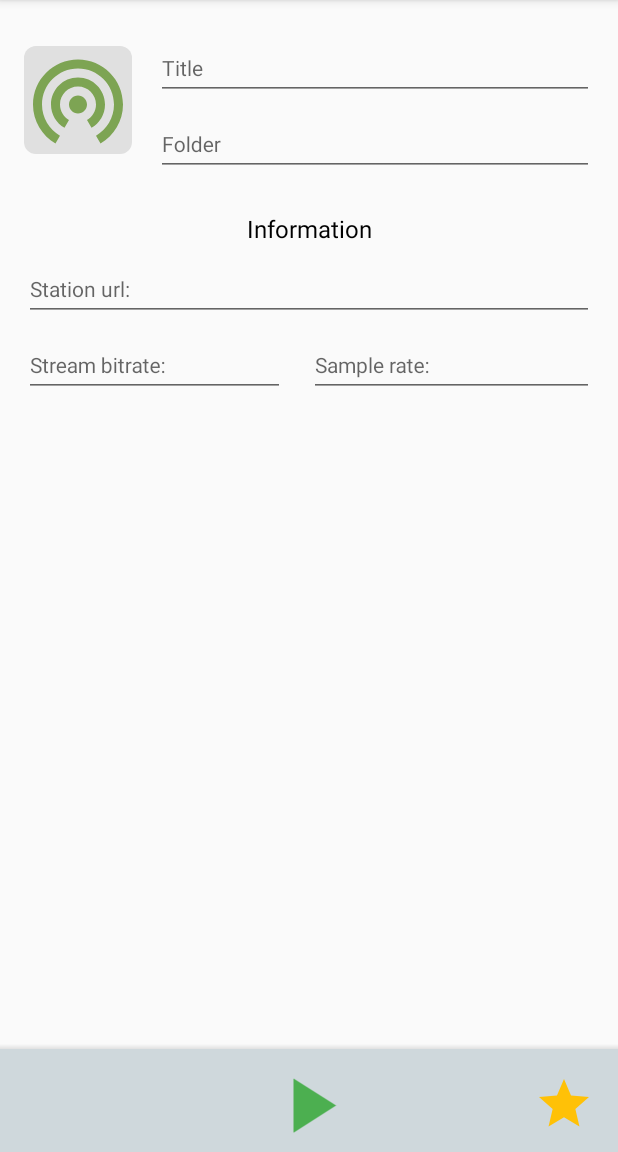
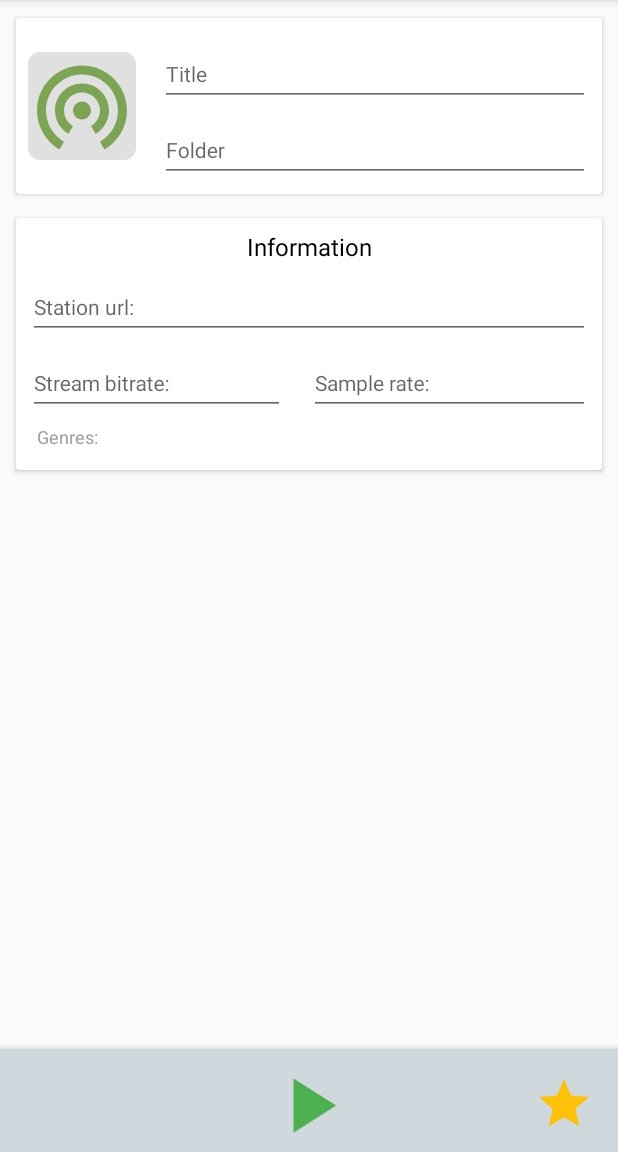
Before and after one commit to VladimirMi/InternetRadioPlayer, an Android app: the fragment StationFragment placed in its activity, on a phone screen of 412 x 824 dp, the part 84-1236 px from its top. Run offline under Robolectric (Android 15) with nearby library versions, the phone set to English and light mode, and no system bars; our stand-ins replace FlexboxLayout, Timber; libraries missing offline, so code that uses them is left out: com.arellomobile.mvp, ru.terrakok.cicerone; 3 statements that could not run were skipped.

Commit message:
adding genres to layout

```diff
--- a/app/build.gradle
+++ b/app/build.gradle
@@ -58,6 +58,7 @@ dependencies {
     compile 'com.android.support:design:' + SUPPORT_LIBRARY_VERSION
     compile 'com.android.support:cardview-v7:' + SUPPORT_LIBRARY_VERSION
     compile 'com.android.support.constraint:constraint-layout:1.0.2'
+    compile 'com.google.android:flexbox:0.3.1'
     //Rx
     compile 'io.reactivex.rxjava2:rxandroid:2.0.1'
     compile 'io.reactivex.rxjava2:rxjava:' + RXJAVA_VERSION
--- a/app/src/main/java/io/github/vladimirmi/radius/extensions/ContextExtensions.kt
+++ b/app/src/main/java/io/github/vladimirmi/radius/extensions/ContextExtensions.kt
@@ -43,6 +43,7 @@ fun Context.getIconTextColors(char: Char): Pair<Int, Int> {
     return Pair(textColors[colorIdx], bgColors[colorIdx])
 }
 
+//todo int.dp
 val Context.dp get() = getDisplayMetrics().density.toInt()
 
 val Context.sp get() = getDisplayMetrics().scaledDensity.toInt()
--- a/app/src/main/java/io/github/vladimirmi/radius/ui/mediaList/ItemSwipeCallback.kt
+++ b/app/src/main/java/io/github/vladimirmi/radius/ui/mediaList/ItemSwipeCallback.kt
@@ -26,7 +26,7 @@ abstract class ItemSwipeCallback(context: Context,
     private val rightIcon = ContextCompat.getDrawable(context, R.drawable.ic_delete)
     private val leftIcon = ContextCompat.getDrawable(context, R.drawable.ic_edit)
     private val rightColor = ContextCompat.getColor(context, R.color.deep_orange_500)
-    private val leftColor = ContextCompat.getColor(context, R.color.secondaryDarkColor)
+    private val leftColor = ContextCompat.getColor(context, R.color.accentColor)
     private val rightText = context.getString(R.string.remove).toUpperCase()
     private val leftText = context.getString(R.string.show).toUpperCase()
     private val rightShadow = ContextCompat.getDrawable(context, R.drawable.shadow_swipe)
--- a/app/src/main/java/io/github/vladimirmi/radius/ui/station/StationFragment.kt
+++ b/app/src/main/java/io/github/vladimirmi/radius/ui/station/StationFragment.kt
@@ -10,9 +10,11 @@ import io.github.vladimirmi.radius.di.Scopes
 import io.github.vladimirmi.radius.model.entity.Station
 import io.github.vladimirmi.radius.presentation.station.StationPresenter
 import io.github.vladimirmi.radius.presentation.station.StationView
+import io.github.vladimirmi.radius.ui.TagView
 import io.github.vladimirmi.radius.ui.base.BaseFragment
 import kotlinx.android.synthetic.main.fragment_station.*
 import kotlinx.android.synthetic.main.part_station_info.*
+import timber.log.Timber
 import toothpick.Toothpick
 
 /**
@@ -46,6 +48,7 @@ class StationFragment : BaseFragment(), StationView {
     }
 
     override fun setStation(station: Station) {
+        Timber.e("setStation: $station")
         title.setTextWithoutAnimation(station.title)
         group.setTextWithoutAnimation(station.group)
         station.url?.let { url.setTextWithoutAnimation(it) } ?: url.remove()
@@ -53,6 +56,8 @@ class StationFragment : BaseFragment(), StationView {
                 ?: bitrate.setTextWithoutAnimation("n/a")
         station.source?.toString()?.let { sample.setTextWithoutAnimation(it + "Hz") }
                 ?: sample.setTextWithoutAnimation("n/a")
+
+        station.genre.forEach { flex_box.addView(TagView(context, it, null)) }
     }
 }
 
--- a/app/src/main/res/drawable/ic_radius.xml
+++ b/app/src/main/res/drawable/ic_radius.xml
@@ -4,6 +4,6 @@
         android:viewportWidth="24.0"
         android:viewportHeight="24.0">
     <path
-        android:fillColor="@color/secondaryDarkColor"
+        android:fillColor="@color/accentColor"
         android:pathData="M12,11c-1.1,0 -2,0.9 -2,2s0.9,2 2,2 2,-0.9 2,-2 -0.9,-2 -2,-2zM18,13c0,-3.31 -2.69,-6 -6,-6s-6,2.69 -6,6c0,2.22 1.21,4.15 3,5.19l1,-1.74c-1.19,-0.7 -2,-1.97 -2,-3.45 0,-2.21 1.79,-4 4,-4s4,1.79 4,4c0,1.48 -0.81,2.75 -2,3.45l1,1.74c1.79,-1.04 3,-2.97 3,-5.19zM12,3C6.48,3 2,7.48 2,13c0,3.7 2.01,6.92 4.99,8.65l1,-1.73C5.61,18.53 4,15.96 4,13c0,-4.42 3.58,-8 8,-8s8,3.58 8,8c0,2.96 -1.61,5.53 -4,6.92l1,1.73c2.99,-1.73 5,-4.95 5,-8.65 0,-5.52 -4.48,-10 -10,-10z"/>
 </vector>
--- a/app/src/main/res/layout/fragment_station.xml
+++ b/app/src/main/res/layout/fragment_station.xml
@@ -5,13 +5,22 @@
     xmlns:tools="http://schemas.android.com/tools"
     android:layout_width="match_parent"
     android:layout_height="match_parent"
+    android:overScrollMode="ifContentScrolls"
     >
 
     <LinearLayout
         android:layout_width="match_parent"
         android:layout_height="wrap_content"
-        android:padding="16dp"
+        android:padding="8dp"
         android:orientation="vertical"
+        >
+
+        <android.support.v7.widget.CardView
+            android:layout_width="match_parent"
+            android:layout_height="wrap_content"
+            app:contentPadding="8dp"
+            app:cardUseCompatPadding="true"
+            android:layout_marginBottom="8dp"
             >
 
             <RelativeLayout
@@ -70,17 +79,7 @@
                 </android.support.design.widget.TextInputLayout>
 
             </RelativeLayout>
-
-        <TextView
-            android:id="@+id/info"
-            style="@style/CustomText.Black"
-            android:layout_width="match_parent"
-            android:layout_height="wrap_content"
-            android:gravity="center"
-            android:textSize="16sp"
-            android:layout_marginTop="24dp"
-            android:text="@string/station_title_information"
-            />
+        </android.support.v7.widget.CardView>
 
         <include layout="@layout/part_station_info"/>
     </LinearLayout>
--- a/app/src/main/res/layout/part_station_info.xml
+++ b/app/src/main/res/layout/part_station_info.xml
@@ -1,11 +1,33 @@
 <?xml version="1.0" encoding="utf-8"?>
+
+<android.support.v7.widget.CardView
+    xmlns:android="http://schemas.android.com/apk/res/android"
+    xmlns:app="http://schemas.android.com/apk/res-auto"
+    xmlns:tools="http://schemas.android.com/tools"
+    android:layout_width="match_parent"
+    android:layout_height="wrap_content"
+    app:cardUseCompatPadding="true"
+    app:contentPadding="8dp"
+    >
+
     <LinearLayout
         xmlns:android="http://schemas.android.com/apk/res/android"
+        xmlns:app="http://schemas.android.com/apk/res-auto"
         xmlns:tools="http://schemas.android.com/tools"
         android:layout_width="match_parent"
         android:layout_height="wrap_content"
         android:orientation="vertical"
         >
+
+        <TextView
+            android:id="@+id/info"
+            style="@style/CustomText.Black"
+            android:layout_width="match_parent"
+            android:layout_height="wrap_content"
+            android:gravity="center"
+            android:text="@string/station_title_information"
+            android:textSize="16sp"
+            />
 
         <android.support.design.widget.TextInputLayout
             android:id="@+id/url"
@@ -17,10 +39,10 @@
             <android.support.design.widget.TextInputEditText
                 android:layout_width="match_parent"
                 android:layout_height="wrap_content"
+                android:autoLink="web"
                 android:inputType="textUri"
+                android:textColorLink="@color/blue_500"
                 android:textSize="14sp"
-            android:autoLink="web"
-            android:textColorLink="@color/blue_500"
                 tools:text="http://www.stationstream.com"
                 />
 
@@ -29,8 +51,8 @@
         <LinearLayout
             android:layout_width="match_parent"
             android:layout_height="wrap_content"
+            android:baselineAligned="false"
             android:orientation="horizontal"
-        android:baselineAligned="false"
             >
 
             <android.support.design.widget.TextInputLayout
@@ -44,10 +66,10 @@
                 <android.support.design.widget.TextInputEditText
                     android:layout_width="match_parent"
                     android:layout_height="wrap_content"
+                    android:layout_marginEnd="16dp"
+                    android:layout_marginRight="16dp"
                     android:textSize="14sp"
                     tools:text="128kB"
-                android:layout_marginRight="16dp"
-                android:layout_marginEnd="16dp"
                     />
 
             </android.support.design.widget.TextInputLayout>
@@ -72,4 +94,23 @@
 
         </LinearLayout>
 
+        <TextView
+            style="@style/TextAppearance.AppCompat.Caption"
+            android:layout_width="wrap_content"
+            android:layout_height="wrap_content"
+            android:text="Genres:"
+            android:textColor="@color/grey_500"
+            android:padding="6dp"
+            />
+
+        <com.google.android.flexbox.FlexboxLayout
+            android:id="@+id/flex_box"
+            android:layout_width="match_parent"
+            android:layout_height="wrap_content"
+            app:alignContent="flex_start"
+            app:flexDirection="row"
+            app:flexWrap="wrap"
+            />
+
     </LinearLayout>
+</android.support.v7.widget.CardView>
--- a/app/src/main/res/values/colors.xml
+++ b/app/src/main/res/values/colors.xml
@@ -1,13 +1,8 @@
 <!--?xml version="1.0" encoding="UTF-8"?-->
 <resources>
     <color name="primaryColor">#757575</color>
-    <color name="primaryLightColor">#a4a4a4</color>
     <color name="primaryDarkColor">#494949</color>
-    <color name="secondaryColor">#aed581</color>
-    <color name="secondaryLightColor">#e1ffb1</color>
-    <color name="secondaryDarkColor">#7da453</color>
-    <color name="primaryTextColor">#ffffff</color>
-    <color name="secondaryTextColor">#616161</color>
+    <color name="accentColor">#7da453</color>
 
     <color name="red_500">#F44336</color>
     <color name="red_800">#c62828</color>
--- a/app/src/main/res/values/styles.xml
+++ b/app/src/main/res/values/styles.xml
@@ -3,7 +3,7 @@
     <style name="AppTheme" parent="Theme.AppCompat.Light.NoActionBar">
         <item name="colorPrimary">@color/primaryColor</item>
         <item name="colorPrimaryDark">@color/primaryDarkColor</item>
-        <item name="colorAccent">@color/secondaryColor</item>
+        <item name="colorAccent">@color/accentColor</item>
         <item name="android:textColor">@color/grey_800</item>
     </style>
 
@@ -45,12 +45,12 @@
     </style>
 
     <style name="CustomButton" parent="Base.Widget.AppCompat.Button">
-        <item name="colorButtonNormal">@color/secondaryDarkColor</item>
+        <item name="colorButtonNormal">@color/accentColor</item>
         <item name="android:textColor">@color/sel_button_text</item>
     </style>
 
     <style name="AccentButton" parent="CustomButton">
-        <item name="colorButtonNormal">@color/secondaryDarkColor</item>
+        <item name="colorButtonNormal">@color/accentColor</item>
     </style>
 
     <style name="CancelButton" parent="CustomButton">
```
Also changed, not shown: app/src/main/java/io/github/vladimirmi/radius/ui/TagView.kt (added, +54 -0 lines), app/src/main/res/drawable/btn_tag.xml (added, +10 -0 lines), app/src/main/res/drawable/btn_tag_accent.xml (added, +10 -0 lines), 4 other files. Lines whose indentation alone changed are shown as unchanged.
